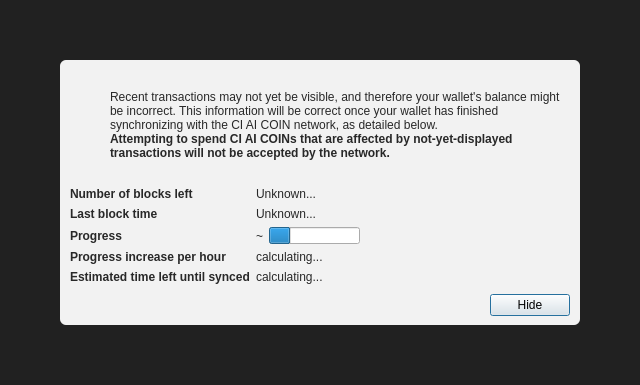
This is src/qt/forms/modaloverlay.ui in shawnfanAkz/cbaicoin as Qt 5 draws it before an edit. The edited form follows.
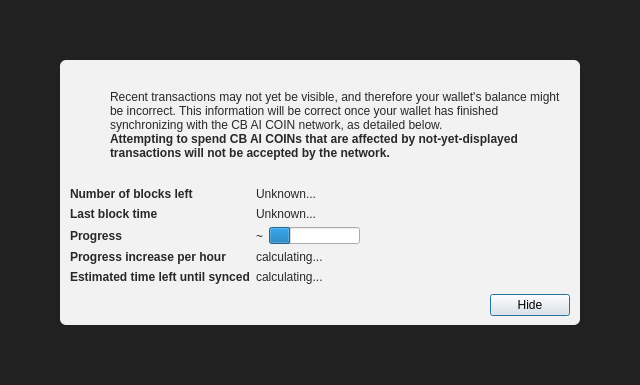
This is the edited form. Icons and pictures are not drawn. Custom widgets are drawn as their Qt base class.

Patch:
```diff
--- a/src/qt/forms/modaloverlay.ui
+++ b/src/qt/forms/modaloverlay.ui
@@ -130,7 +130,7 @@
              <item>
               <widget class="QLabel" name="infoText">
                <property name="text">
-                <string>Recent transactions may not yet be visible, and therefore your wallet's balance might be incorrect. This information will be correct once your wallet has finished synchronizing with the CI AI COIN network, as detailed below.</string>
+                <string>Recent transactions may not yet be visible, and therefore your wallet's balance might be incorrect. This information will be correct once your wallet has finished synchronizing with the CB AI COIN network, as detailed below.</string>
                </property>
                <property name="textFormat">
                 <enum>Qt::RichText</enum>
@@ -149,7 +149,7 @@
                 </font>
                </property>
                <property name="text">
-                <string>Attempting to spend CI AI COINs that are affected by not-yet-displayed transactions will not be accepted by the network.</string>
+                <string>Attempting to spend CB AI COINs that are affected by not-yet-displayed transactions will not be accepted by the network.</string>
                </property>
                <property name="textFormat">
                 <enum>Qt::RichText</enum>
```
